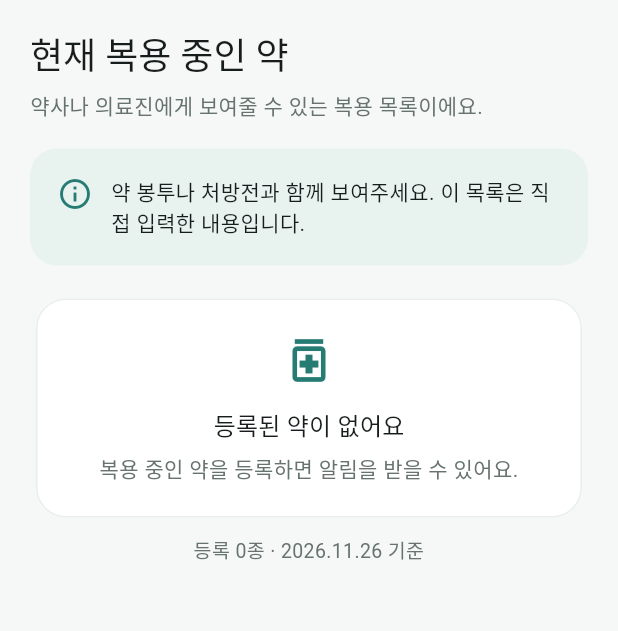
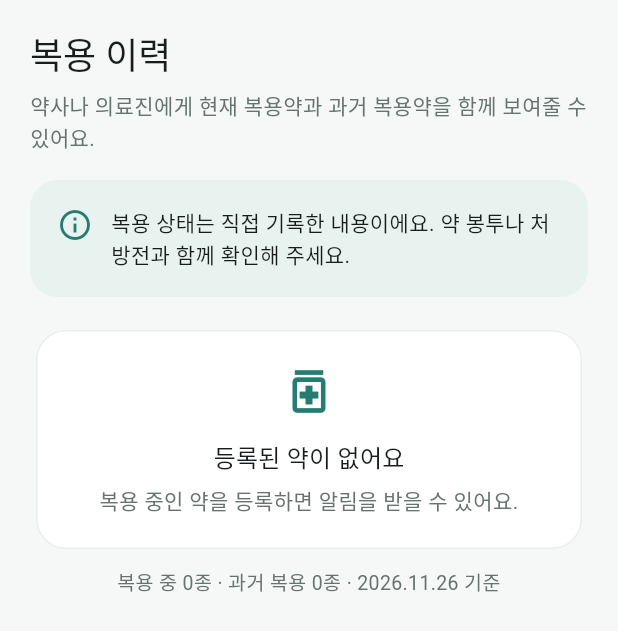
Before and after one commit to hyuckiii-real/my-pharmacy, a Flutter app: the PharmacistPage widget shown alone on an empty page, opened directly with empty values, on a phone screen of 412 x 824 dp. Shown: the top 631 px of the screen. Run offline on Flutter 3.47's test engine with Material 3 defaults, Android fonts, the phone set to English and light mode, and no system bars; our stand-ins replace flutter_local_notifications, flutter_timezone, shared_preferences, timezone; accounts and stored records are empty; statements that could not run were skipped.

Commit message:
Track current and past medication status

```diff
--- a/lib/main.dart
+++ b/lib/main.dart
@@ -54,7 +54,21 @@ class MyPharmacyApp extends StatelessWidget {
 }
 
 class Medication {
-  const Medication({required this.id, required this.name, required this.dose, required this.hour, required this.minute, this.ingredient = '', this.effect = '', this.instructions = '', this.reminderEnabled = true, this.useAlarm = false});
+  const Medication({
+    required this.id,
+    required this.name,
+    required this.dose,
+    required this.hour,
+    required this.minute,
+    this.ingredient = '',
+    this.effect = '',
+    this.instructions = '',
+    this.reminderEnabled = true,
+    this.useAlarm = false,
+    this.isTaking = true,
+    this.stoppedAt,
+  });
+
   final int id;
   final String name;
   final String dose;
@@ -65,10 +79,64 @@ class Medication {
   final String instructions;
   final bool reminderEnabled;
   final bool useAlarm;
-  String get timeLabel => '${hour.toString().padLeft(2, '0')}:${minute.toString().padLeft(2, '0')}';
-  Medication copyWith({bool? reminderEnabled}) => Medication(id:id,name:name,dose:dose,hour:hour,minute:minute,ingredient:ingredient,effect:effect,instructions:instructions,reminderEnabled:reminderEnabled??this.reminderEnabled,useAlarm:useAlarm);
-  Map<String,Object?> toJson()=>{'id':id,'name':name,'dose':dose,'hour':hour,'minute':minute,'ingredient':ingredient,'effect':effect,'instructions':instructions,'reminderEnabled':reminderEnabled,'useAlarm':useAlarm};
-  factory Medication.fromJson(Map<String,dynamic> json)=>Medication(id:json['id'] as int,name:json['name'] as String? ?? '',dose:json['dose'] as String? ?? '1회 복용',hour:json['hour'] as int? ?? 9,minute:json['minute'] as int? ?? 0,ingredient:json['ingredient'] as String? ?? '',effect:json['effect'] as String? ?? '',instructions:json['instructions'] as String? ?? '',reminderEnabled:json['reminderEnabled'] as bool? ?? true,useAlarm:json['useAlarm'] as bool? ?? false);
+  final bool isTaking;
+  final int? stoppedAt;
+
+  String get timeLabel =>
+      '${hour.toString().padLeft(2, '0')}:${minute.toString().padLeft(2, '0')}';
+
+  Medication copyWith({bool? reminderEnabled, bool? isTaking}) {
+    final nextIsTaking = isTaking ?? this.isTaking;
+    final nextStoppedAt = nextIsTaking
+        ? null
+        : (this.isTaking
+            ? DateTime.now().millisecondsSinceEpoch
+            : stoppedAt);
+    return Medication(
+      id: id,
+      name: name,
+      dose: dose,
+      hour: hour,
+      minute: minute,
+      ingredient: ingredient,
+      effect: effect,
+      instructions: instructions,
+      reminderEnabled: reminderEnabled ?? this.reminderEnabled,
+      useAlarm: useAlarm,
+      isTaking: nextIsTaking,
+      stoppedAt: nextStoppedAt,
+    );
+  }
+
+  Map<String, Object?> toJson() => {
+        'id': id,
+        'name': name,
+        'dose': dose,
+        'hour': hour,
+        'minute': minute,
+        'ingredient': ingredient,
+        'effect': effect,
+        'instructions': instructions,
+        'reminderEnabled': reminderEnabled,
+        'useAlarm': useAlarm,
+        'isTaking': isTaking,
+        'stoppedAt': stoppedAt,
+      };
+
+  factory Medication.fromJson(Map<String, dynamic> json) => Medication(
+        id: json['id'] as int,
+        name: json['name'] as String? ?? '',
+        dose: json['dose'] as String? ?? '1회 복용',
+        hour: json['hour'] as int? ?? 9,
+        minute: json['minute'] as int? ?? 0,
+        ingredient: json['ingredient'] as String? ?? '',
+        effect: json['effect'] as String? ?? '',
+        instructions: json['instructions'] as String? ?? '',
+        reminderEnabled: json['reminderEnabled'] as bool? ?? true,
+        useAlarm: json['useAlarm'] as bool? ?? false,
+        isTaking: json['isTaking'] as bool? ?? true,
+        stoppedAt: json['stoppedAt'] as int?,
+      );
 }
 
 class ReminderService {
@@ -89,7 +157,7 @@ class ReminderService {
   Future<bool> requestPermission() async=>await _android?.requestNotificationsPermission() ?? false;
   Future<bool> scheduleDaily(Medication medicine) async {
     await _plugin.cancel(medicine.id);
-    if(!medicine.reminderEnabled)return true;
+    if(!medicine.reminderEnabled || !medicine.isTaking)return true;
     var exact=false;
     if(medicine.useAlarm){
       exact=await _android?.canScheduleExactNotifications() ?? false;
@@ -155,7 +223,7 @@ class _MedicationHomeState extends State<MedicationHome> {
   }
 
   Future<void> _saveMedicine(Medication medicine) async {
-    if(medicine.reminderEnabled)await ReminderService.instance.requestPermission();
+    if(medicine.reminderEnabled && medicine.isTaking)await ReminderService.instance.requestPermission();
     final exact=await ReminderService.instance.scheduleDaily(medicine);
     setState((){
       final index=_medicines.indexWhere((item)=>item.id==medicine.id);
@@ -164,7 +232,7 @@ class _MedicationHomeState extends State<MedicationHome> {
     });
     await _saveAll();
     if(!mounted)return;
-    final message=!medicine.reminderEnabled?'약 정보를 저장했어요. 복약 알림은 꺼져 있어요.':medicine.useAlarm&&!exact?'정확한 알람 권한이 없어 일반 시각 알림으로 등록했어요.':medicine.useAlarm?'약과 소리 알람을 등록했어요.':'약과 매일 알림을 등록했어요.';
+    final message=!medicine.isTaking?'복용하지 않음으로 변경했어요. 알림은 중지됐어요.':!medicine.reminderEnabled?'약 정보를 저장했어요. 복약 알림은 꺼져 있어요.':medicine.useAlarm&&!exact?'정확한 알람 권한이 없어 일반 시각 알림으로 등록했어요.':medicine.useAlarm?'약과 소리 알람을 등록했어요.':'약과 매일 알림을 등록했어요.';
     ScaffoldMessenger.of(context).showSnackBar(SnackBar(content:Text(message)));
   }
   Future<void> _toggleReminder(Medication medicine) async {
@@ -211,7 +279,7 @@ class _MedicationHomeState extends State<MedicationHome> {
   Widget build(BuildContext context) {
     final pages = [
       TodayPage(
-        medicines: _medicines,
+        medicines: _medicines.where((medicine) => medicine.isTaking).toList(),
         loading: _loading,
         onAdd: _openAddForm,
         onScan: _showScanNotice,
@@ -263,7 +331,7 @@ class _MedicationHomeState extends State<MedicationHome> {
         child:Column(mainAxisSize:MainAxisSize.min,crossAxisAlignment:CrossAxisAlignment.start,children:[
           Text(medicine.name,style:Theme.of(sheetContext).textTheme.headlineSmall),
           const SizedBox(height:8),Text('${medicine.dose} · 매일 ${medicine.timeLabel}'),
-          const SizedBox(height:6),Text(!medicine.reminderEnabled?'복약 알림 꺼짐':medicine.useAlarm?'소리 알람 사용 중':'일반 알림 사용 중'),
+          const SizedBox(height:6),Text(!medicine.isTaking?'현재 복용하지 않음':!medicine.reminderEnabled?'복약 알림 꺼짐':medicine.useAlarm?'소리 알람 사용 중':'일반 알림 사용 중'),
           const SizedBox(height:18),_InfoLine(label:'성분',value:medicine.ingredient),_InfoLine(label:'효능',value:medicine.effect),_InfoLine(label:'복용 안내',value:medicine.instructions),
           const SizedBox(height:8),const Text('복용 방법은 처방전이나 약 봉투의 안내를 우선 확인하세요.',style:TextStyle(color:Color(0xFF66736F),fontSize:13)),
           const SizedBox(height:16),Row(children:[
@@ -476,14 +544,54 @@ class PharmacistPage extends StatelessWidget {
   @override
   Widget build(BuildContext context) {
     final now = DateTime.now();
+    final current = medicines.where((medicine) => medicine.isTaking).toList();
+    final history = medicines.where((medicine) => !medicine.isTaking).toList();
+
+    Widget medicineCard(Medication medicine) {
+      final stoppedAt = medicine.stoppedAt == null
+          ? null
+          : DateTime.fromMillisecondsSinceEpoch(medicine.stoppedAt!);
+      return Card(
+        child: Padding(
+          padding: const EdgeInsets.all(18),
+          child: Column(
+            crossAxisAlignment: CrossAxisAlignment.start,
+            children: [
+              Row(
+                children: [
+                  Icon(Icons.medication,
+                      color: medicine.isTaking
+                          ? const Color(0xFF267B73)
+                          : const Color(0xFF89938F)),
+                  const SizedBox(width: 10),
+                  Expanded(
+                    child: Text(medicine.name,
+                        style: Theme.of(context).textTheme.titleMedium),
+                  ),
+                  Text(medicine.isTaking ? '복용 중' : '복용하지 않음'),
+                ],
+              ),
+              const SizedBox(height: 12),
+              Text('1회 ${medicine.dose} · 매일 ${medicine.timeLabel}'),
+              if (stoppedAt != null)
+                Text('복용 중단일: ${stoppedAt.year}.${stoppedAt.month.toString().padLeft(2, '0')}.${stoppedAt.day.toString().padLeft(2, '0')}'),
+              if (medicine.ingredient.isNotEmpty)
+                Text('성분: ${medicine.ingredient}'),
+              if (medicine.instructions.isNotEmpty)
+                Text('복용 안내: ${medicine.instructions}'),
+            ],
+          ),
+        ),
+      );
+    }
+
     return ListView(
       padding: const EdgeInsets.fromLTRB(20, 20, 20, 28),
       children: [
-        Text('현재 복용 중인 약',
-            style: Theme.of(context).textTheme.headlineSmall),
+        Text('복용 이력', style: Theme.of(context).textTheme.headlineSmall),
         const SizedBox(height: 6),
         const Text(
-          '약사나 의료진에게 보여줄 수 있는 복용 목록이에요.',
+          '약사나 의료진에게 현재 복용약과 과거 복용약을 함께 보여줄 수 있어요.',
           style: TextStyle(color: Color(0xFF66736F)),
         ),
         const SizedBox(height: 18),
@@ -500,7 +608,7 @@ class PharmacistPage extends StatelessWidget {
               SizedBox(width: 12),
               Expanded(
                 child: Text(
-                  '약 봉투나 처방전과 함께 보여주세요. 이 목록은 직접 입력한 내용입니다.',
+                  '복용 상태는 직접 기록한 내용이에요. 약 봉투나 처방전과 함께 확인해 주세요.',
                   style: TextStyle(height: 1.45),
                 ),
               ),
@@ -512,38 +620,28 @@ class PharmacistPage extends StatelessWidget {
           const Center(child: CircularProgressIndicator())
         else if (medicines.isEmpty)
           const _EmptyCard(onAdd: null, compact: true)
-        else
-          ...medicines.map(
-            (medicine) => Card(
-              child: Padding(
-                padding: const EdgeInsets.all(18),
-                child: Column(
-                  crossAxisAlignment: CrossAxisAlignment.start,
-                  children: [
-                    Row(
-                      children: [
-                        const Icon(Icons.medication, color: Color(0xFF267B73)),
-                        const SizedBox(width: 10),
-                        Expanded(
-                          child: Text(medicine.name,
-                              style: Theme.of(context).textTheme.titleMedium),
-                        ),
-                      ],
-                    ),
-                    const SizedBox(height: 12),
-                    Text('1회 ${medicine.dose} · 매일 ${medicine.timeLabel}'),
-                    if (medicine.ingredient.isNotEmpty)
-                      Text('성분: ${medicine.ingredient}'),
-                    if (medicine.instructions.isNotEmpty)
-                      Text('복용 안내: ${medicine.instructions}'),
-                  ],
-                ),
-              ),
-            ),
-          ),
+        else ...[
+          Text('복용 중 (${current.length})',
+              style: Theme.of(context).textTheme.titleMedium),
+          const SizedBox(height: 8),
+          if (current.isEmpty)
+            const Padding(
+              padding: EdgeInsets.only(bottom: 12),
+              child: Text('현재 복용 중인 약이 없어요.'),
+            )
+          else
+            ...current.map(medicineCard),
+          if (history.isNotEmpty) ...[
+            const SizedBox(height: 14),
+            Text('과거 복용약 (${history.length})',
+                style: Theme.of(context).textTheme.titleMedium),
+            const SizedBox(height: 8),
+            ...history.map(medicineCard),
+          ],
+        ],
         const SizedBox(height: 8),
         Text(
-          '등록 ${medicines.length}종 · ${now.year}.${now.month.toString().padLeft(2, '0')}.${now.day.toString().padLeft(2, '0')} 기준',
+          '복용 중 ${current.length}종 · 과거 복용 ${history.length}종 · ${now.year}.${now.month.toString().padLeft(2, '0')}.${now.day.toString().padLeft(2, '0')} 기준',
           textAlign: TextAlign.center,
           style: const TextStyle(color: Color(0xFF66736F), fontSize: 13),
         ),
@@ -564,14 +662,14 @@ class _AddMedicationSheetState extends State<AddMedicationSheet> {
   final _formKey = GlobalKey<FormState>();
   late final TextEditingController _name,_dose,_ingredient,_effect,_instructions;
   late TimeOfDay _time;
-  late bool _reminderEnabled,_useAlarm;
+  late bool _reminderEnabled,_useAlarm,_isTaking;
   @override
   void initState(){super.initState();final m=widget.initialMedication;
     _name=TextEditingController(text:m?.name??'');_dose=TextEditingController(text:m?.dose??'1정');
     _ingredient=TextEditingController(text:m?.ingredient??'');_effect=TextEditingController(text:m?.effect??'');
     _instructions=TextEditingController(text:m?.instructions??'');
     _time=m==null?const TimeOfDay(hour:11,minute:0):TimeOfDay(hour:m.hour,minute:m.minute);
-    _reminderEnabled=m?.reminderEnabled??true;_useAlarm=m?.useAlarm??false;
+    _reminderEnabled=m?.reminderEnabled??true;_useAlarm=m?.useAlarm??false;_isTaking=m?.isTaking??true;
   }
 
   @override
@@ -606,6 +704,8 @@ class _AddMedicationSheetState extends State<AddMedicationSheet> {
         instructions: _instructions.text.trim(),
         reminderEnabled:_reminderEnabled,
         useAlarm:_useAlarm,
+        isTaking:_isTaking,
+        stoppedAt:_isTaking?null:(m?.isTaking==false?m?.stoppedAt:DateTime.now().millisecondsSinceEpoch),
       ),
     );
   }
@@ -664,13 +764,22 @@ class _AddMedicationSheetState extends State<AddMedicationSheet> {
               ),
             ),
             const SizedBox(height:12),
-            SwitchListTile(contentPadding:EdgeInsets.zero,title:const Text('복약 알림 받기'),subtitle:const Text('원할 때 이 약의 알림을 끌 수 있어요.'),value:_reminderEnabled,onChanged:(v)=>setState(()=>_reminderEnabled=v)),
+            const Text('복용 상태'),
+            Wrap(spacing:8,children:[
+              ChoiceChip(label:const Text('복용 중'),selected:_isTaking,onSelected:(_)=>setState(()=>_isTaking=true)),
+              ChoiceChip(label:const Text('복용하지 않음'),selected:!_isTaking,onSelected:(_)=>setState(()=>_isTaking=false)),
+            ]),
+            if(!_isTaking)
+              const Padding(padding:EdgeInsets.only(top:6),child:Text('복용하지 않음으로 저장하면 알림은 중지되고, 약사 화면의 과거 복용약에 남아요.',style:TextStyle(color:Color(0xFF66736F),fontSize:13))),
+            if(_isTaking)...[
+              SwitchListTile(contentPadding:EdgeInsets.zero,title:const Text('복약 알림 받기'),subtitle:const Text('원할 때 이 약의 알림을 끌 수 있어요.'),value:_reminderEnabled,onChanged:(v)=>setState(()=>_reminderEnabled=v)),
             if(_reminderEnabled)...[
               const Text('알림 방식'),Wrap(spacing:8,children:[
                 ChoiceChip(avatar:const Icon(Icons.notifications_outlined,size:18),label:const Text('일반 알림'),selected:!_useAlarm,onSelected:(_)=>setState(()=>_useAlarm=false)),
                 ChoiceChip(avatar:const Icon(Icons.alarm,size:18),label:const Text('소리 알람'),selected:_useAlarm,onSelected:(_)=>setState(()=>_useAlarm=true)),
               ]),
               if(_useAlarm)const Text('정확한 시각에 소리와 진동으로 알려요. Android의 “알람 및 리마인더” 권한이 필요하며, 허용하지 않으면 일반 시각 알림으로 예약돼요.',style:TextStyle(color:Color(0xFF66736F),fontSize:13)),
+            ],
             ],
             const SizedBox(height:12),
             TextFormField(
@@ -790,7 +899,7 @@ class _MedicineCard extends StatelessWidget {
                     const SizedBox(height: 4),
                     Text('${medicine.dose} · 매일 ${medicine.timeLabel}',
                         style: const TextStyle(color: Color(0xFF66736F))),
-                    Text(!medicine.reminderEnabled?'알림 꺼짐':medicine.useAlarm?'소리 알람':'일반 알림',style:const TextStyle(color:Color(0xFF267B73),fontSize:12)),
+                    Text(!medicine.isTaking?'현재 복용하지 않음':!medicine.reminderEnabled?'알림 꺼짐':medicine.useAlarm?'소리 알람':'일반 알림',style:const TextStyle(color:Color(0xFF267B73),fontSize:12)),
                   ],
                 ),
               ),
```
Also changed, not shown: 1 other file.
